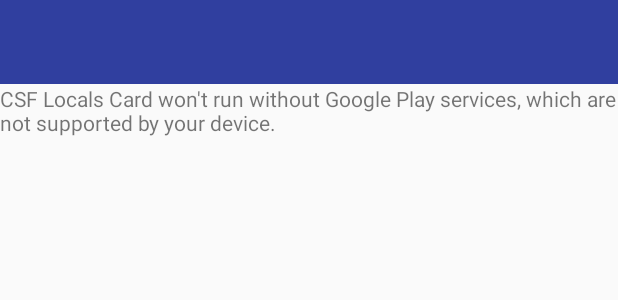
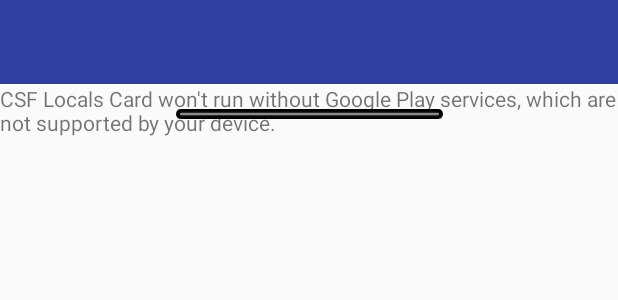
Before and after one commit to CSF-App/android_app, an Android app: the layout activity_main.xml on its own in the app's theme, with its tools: preview values and no code run, on a phone screen of 412 x 824 dp. Shown: the top 300 px of the screen. Run offline under Robolectric (Android 15) with nearby library versions, the phone set to English and light mode, and no system bars; plain views replace SlidingUpPanelLayout.

Commit message:
Sliding Up Panel Smoothening

```diff
--- a/project/app/src/main/java/com/project/csfkids/csflocalscard/MainActivity.java
+++ b/project/app/src/main/java/com/project/csfkids/csflocalscard/MainActivity.java
@@ -1,5 +1,6 @@
 package com.project.csfkids.csflocalscard;
 
+import android.support.constraint.ConstraintLayout;
 import android.support.v4.app.FragmentActivity;
 import android.os.Bundle;
 
@@ -9,6 +10,7 @@ import com.google.android.gms.maps.OnMapReadyCallback;
 import com.google.android.gms.maps.SupportMapFragment;
 import com.google.android.gms.maps.model.LatLng;
 import com.google.android.gms.maps.model.MarkerOptions;
+import com.sothree.slidinguppanel.SlidingUpPanelLayout;
 
 public class MainActivity extends FragmentActivity implements OnMapReadyCallback {
 
@@ -22,6 +24,8 @@ public class MainActivity extends FragmentActivity implements OnMapReadyCallback
         SupportMapFragment mapFragment = (SupportMapFragment) getSupportFragmentManager()
                 .findFragmentById(R.id.map);
         mapFragment.getMapAsync(this);
+
+        SlidingUpPanelLayout sl = (SlidingUpPanelLayout)findViewById(R.id.sliding_layout);
     }//https://github.com/umano/AndroidSlidingUpPanel
 //    mDrawerLayout.setDrawerLockMode(DrawerLayout.LOCK_MODE_LOCKED_CLOSED);
 
@@ -39,6 +43,7 @@ public class MainActivity extends FragmentActivity implements OnMapReadyCallback
         mMap = googleMap;
         mMap.setMinZoomPreference(15.0f);
         mMap.setMaxZoomPreference(20.0f);
+        mMap.setPadding(40,0,0,60);
         // Add a marker in Sydney and move the camera
         LatLng coronado = new LatLng(32.6859, -117.1831);
         mMap.addMarker(new MarkerOptions().position(coronado).title("Marker in Coronado"));
--- /dev/null
+++ b/project/app/src/main/res/drawable/ic_slide_up_bar.xml
@@ -0,0 +1,14 @@
+<vector xmlns:android="http://schemas.android.com/apk/res/android"
+    android:width="1909dp"
+    android:height="77dp"
+    android:viewportWidth="1909"
+    android:viewportHeight="77">
+  <path
+      android:fillColor="#FF000000"
+      android:pathData="M1870.5,28a10.5,10.5 0,0 1,0 21H38.5a10.5,10.5 0,0 1,0 -21h1832m0,-28H38.5a38.5,38.5 0,0 0,0 77h1832a38.5,38.5 0,0 0,0 -77Z"/>
+  <path
+      android:fillColor="#FF000000"
+      android:pathData="M12.69,17h1884.33v47h-1884.33z"
+      android:strokeAlpha="0.44"
+      android:fillAlpha="0.44"/>
+</vector>
--- a/project/app/src/main/res/layout/activity_main.xml
+++ b/project/app/src/main/res/layout/activity_main.xml
@@ -21,20 +21,22 @@
     android:layout_width="match_parent"
     android:layout_height="match_parent"
     android:gravity="bottom"
-    sothree:umanoPanelHeight="68dp"
-    sothree:umanoShadowHeight="4dp">
+    sothree:umanoPanelHeight="40dp"
+    sothree:umanoShadowHeight="0dp"
+    sothree:umanoOverlay="true">
 <include
     android:id="@+id/activity_main_main"
     android:layout_width="match_parent"
     android:layout_height="match_parent"
     layout="@layout/activity_main_main" />
 
-    <LinearLayout
+    <include
         android:id="@+id/lcard_view"
-        android:layout_width="match_parent"
-        android:layout_height="match_parent"
         android:gravity="center|bottom"
-        android:orientation="vertical"></LinearLayout>
+        android:orientation="vertical"
+        android:background="#00000000"
+        layout="@layout/lcard"
+        />
 
 </com.sothree.slidinguppanel.SlidingUpPanelLayout>
     <android.support.design.widget.NavigationView
--- /dev/null
+++ b/project/app/src/main/res/layout/lcard.xml
@@ -0,0 +1,24 @@
+<?xml version="1.0" encoding="utf-8"?>
+<android.support.constraint.ConstraintLayout
+    xmlns:android="http://schemas.android.com/apk/res/android"
+    xmlns:app="http://schemas.android.com/apk/res-auto"
+    xmlns:tools="http://schemas.android.com/tools"
+    android:layout_width="match_parent"
+    android:layout_height="match_parent"
+    android:background="#00000000">
+
+
+    <ImageView
+        android:id="@+id/imageView"
+        android:layout_width="178dp"
+        android:layout_height="40dp"
+        android:layout_marginEnd="103dp"
+        android:layout_marginLeft="103dp"
+        android:layout_marginRight="103dp"
+        android:layout_marginStart="103dp"
+        android:contentDescription="slide up bar"
+        app:layout_constraintEnd_toEndOf="parent"
+        app:layout_constraintStart_toStartOf="parent"
+        app:layout_constraintTop_toTopOf="parent"
+        android:src="@drawable/ic_slide_up_bar" />
+</android.support.constraint.ConstraintLayout>
```
Also changed, not shown: 16 other files.
